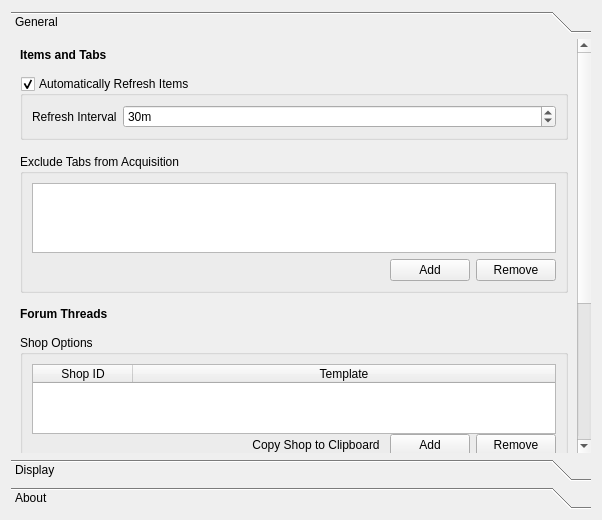
Before: the Qt Designer form forms/settingspane.ui in xyzz/acquisition, drawn with Qt 5.
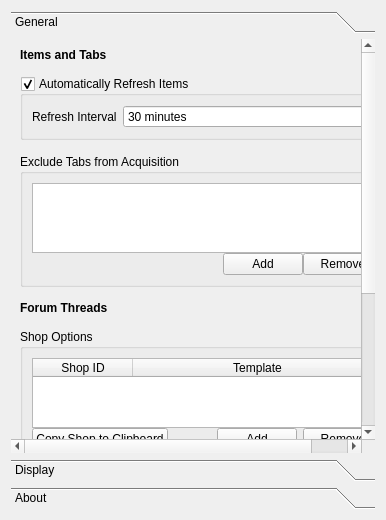
After: the same form once the commit is applied.

What changed in the file:
```diff
--- a/forms/settingspane.ui
+++ b/forms/settingspane.ui
@@ -6,7 +6,7 @@
    <rect>
     <x>0</x>
     <y>0</y>
-    <width>602</width>
+    <width>386</width>
     <height>520</height>
    </rect>
   </property>
@@ -23,9 +23,9 @@
       <property name="geometry">
        <rect>
         <x>0</x>
-        <y>0</y>
-        <width>567</width>
-        <height>635</height>
+        <y>-194</y>
+        <width>351</width>
+        <height>615</height>
        </rect>
       </property>
       <attribute name="label">
@@ -73,7 +73,7 @@
              <bool>true</bool>
             </property>
             <property name="suffix">
-             <string>m</string>
+             <string> minutes</string>
             </property>
             <property name="minimum">
              <number>1</number>
@@ -90,8 +90,6 @@
         </widget>
        </item>
        <item>
-        <layout class="QGridLayout" name="gridLayout">
-         <item row="0" column="0">
           <widget class="QGroupBox" name="groupBox">
            <property name="title">
             <string>Exclude Tabs from Acquisition</string>
@@ -106,14 +104,11 @@
             <bool>false</bool>
            </property>
            <layout class="QVBoxLayout" name="verticalLayout_3">
+          <property name="spacing">
+           <number>0</number>
+          </property>
             <item>
              <widget class="QListWidget" name="tabExclusionListWidget">
-              <property name="sizePolicy">
-               <sizepolicy hsizetype="Expanding" vsizetype="Expanding">
-                <horstretch>0</horstretch>
-                <verstretch>0</verstretch>
-               </sizepolicy>
-              </property>
               <property name="editTriggers">
                <set>QAbstractItemView::DoubleClicked|QAbstractItemView::EditKeyPressed</set>
               </property>
@@ -183,8 +178,6 @@
            </layout>
           </widget>
          </item>
-        </layout>
-       </item>
        <item>
         <widget class="QLabel" name="label_3">
          <property name="font">
@@ -211,12 +204,6 @@
             </property>
             <item>
              <widget class="QTableWidget" name="shopsWidget">
-              <property name="sizePolicy">
-               <sizepolicy hsizetype="Expanding" vsizetype="Expanding">
-                <horstretch>0</horstretch>
-                <verstretch>0</verstretch>
-               </sizepolicy>
-              </property>
               <property name="showDropIndicator" stdset="0">
                <bool>false</bool>
               </property>
@@ -255,29 +242,29 @@
               <property name="spacing">
                <number>6</number>
               </property>
-              <item>
-               <spacer name="horizontalSpacer_2">
-                <property name="orientation">
-                 <enum>Qt::Horizontal</enum>
-                </property>
-                <property name="sizeHint" stdset="0">
-                 <size>
-                  <width>40</width>
-                  <height>20</height>
-                 </size>
-                </property>
-               </spacer>
-              </item>
               <item>
                <widget class="QPushButton" name="copyShopButton">
                 <property name="text">
                  <string>Copy Shop to Clipboard</string>
                 </property>
                 <property name="flat">
-                 <bool>true</bool>
+                 <bool>false</bool>
                 </property>
                </widget>
               </item>
+              <item>
+               <spacer name="horizontalSpacer_2">
+                <property name="orientation">
+                 <enum>Qt::Horizontal</enum>
+                </property>
+                <property name="sizeHint" stdset="0">
+                 <size>
+                  <width>40</width>
+                  <height>20</height>
+                 </size>
+                </property>
+               </spacer>
+              </item>
               <item>
                <widget class="QPushButton" name="addShopButton">
                 <property name="text">
@@ -297,27 +284,44 @@
            </layout>
           </item>
           <item>
+           <layout class="QFormLayout" name="formLayout_2">
+            <item row="0" column="0">
+             <widget class="QLabel" name="label">
+              <property name="text">
+               <string>Shop Thread Timeout</string>
+              </property>
+             </widget>
+            </item>
+            <item row="0" column="1">
+             <widget class="QSpinBox" name="shopTimeoutBox">
+              <property name="suffix">
+               <string> seconds</string>
+              </property>
+              <property name="minimum">
+               <number>30</number>
+              </property>
+              <property name="maximum">
+               <number>360</number>
+              </property>
+             </widget>
+            </item>
+            <item row="1" column="0">
            <widget class="QCheckBox" name="updateShopBox">
             <property name="text">
              <string>Automatically Update Shops</string>
             </property>
            </widget>
           </item>
-          <item>
+            <item row="1" column="1">
            <widget class="QCheckBox" name="bumpShopBox">
             <property name="text">
-             <string>Bump Shops after Update (Every hour at maximum)</string>
+               <string>Automatically Bump Shops</string>
             </property>
            </widget>
           </item>
          </layout>
-        </widget>
-       </item>
-       <item>
-        <widget class="Line" name="line_2">
-         <property name="orientation">
-          <enum>Qt::Horizontal</enum>
-         </property>
+          </item>
+         </layout>
         </widget>
        </item>
        <item>
@@ -382,7 +386,7 @@
        <rect>
         <x>0</x>
         <y>0</y>
-        <width>584</width>
+        <width>368</width>
         <height>421</height>
        </rect>
       </property>
@@ -450,7 +454,7 @@
        <rect>
         <x>0</x>
         <y>0</y>
-        <width>584</width>
+        <width>368</width>
         <height>421</height>
        </rect>
       </property>
```
Lines whose indentation alone changed are shown as unchanged.
